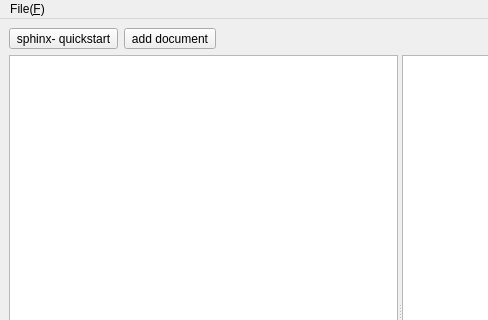
First picture: the form in sphinx_explorer/main_window.ui, repository pashango2/sphinx-explorer, before the edit; both pictures show x 0 to 488 and y 0 to 320 of the 800 by 600 pixel window.
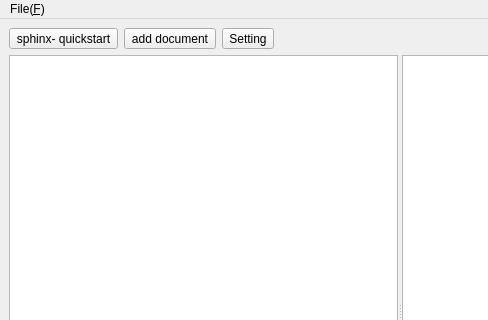
Second picture: the form after the edit. Custom widgets are drawn as their Qt base class.

Diff of the .ui file:
```diff
--- a/sphinx_explorer/main_window.ui
+++ b/sphinx_explorer/main_window.ui
@@ -37,6 +37,16 @@
         </property>
        </widget>
       </item>
+      <item>
+       <widget class="QToolButton" name="tool_setting">
+        <property name="text">
+         <string>Setting</string>
+        </property>
+        <property name="toolButtonStyle">
+         <enum>Qt::ToolButtonTextBesideIcon</enum>
+        </property>
+       </widget>
+      </item>
       <item>
        <spacer name="horizontalSpacer">
         <property name="orientation">
```
Left out of the diff: 13 changed lines with no effect on the pictures.
